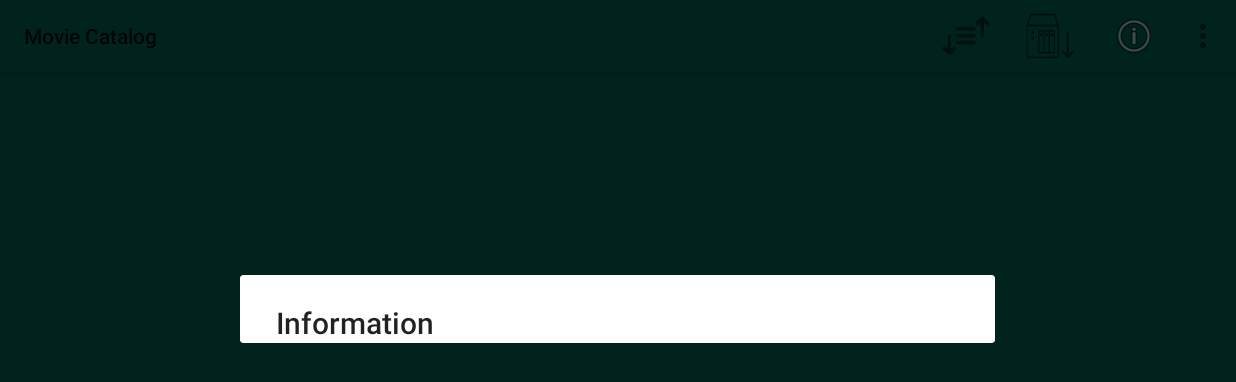
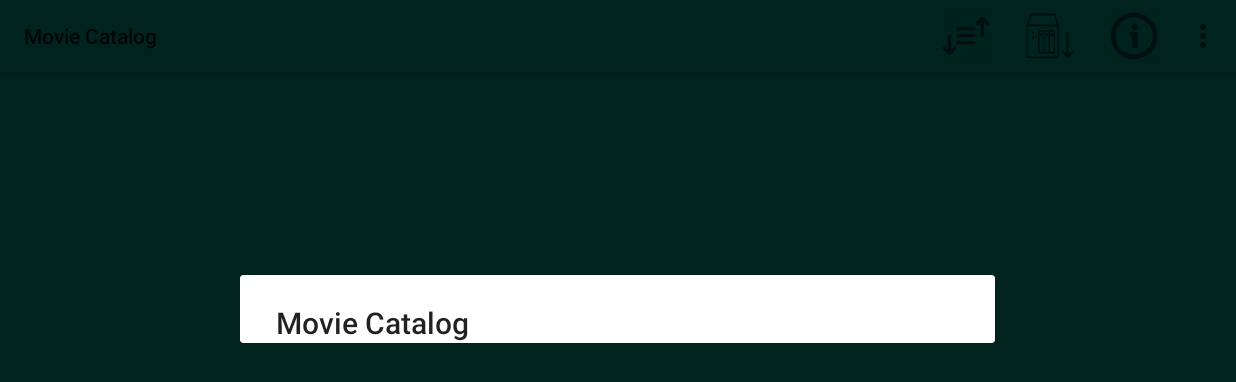
Before and after one commit to andreaiacono/MovieCatalog, an Android app: the screen it shows after launch (MainActivity), after a tap on "Info", on a phone screen of 824 x 412 dp (held sideways). Shown: the top 382 px of the screen. Run offline under Robolectric (Android 15) with nearby library versions, the phone set to English and light mode, and no system bars; 8 statements that could not run were skipped.

Commit message:
missing files from last commit

```diff
--- a/app/src/main/res/menu/menu_main.xml
+++ b/app/src/main/res/menu/menu_main.xml
@@ -30,7 +30,7 @@
 
     <item
         android:id="@+id/action_info"
-        android:icon="@android:drawable/ic_menu_info_details"
+        android:icon="@drawable/ic_info"
         android:orderInCategory="200"
         android:title="@string/action_info"
         app:showAsAction="ifRoom" />
--- a/app/src/main/res/values/strings.xml
+++ b/app/src/main/res/values/strings.xml
@@ -2,7 +2,7 @@
     <string name="app_name">Movie Catalog</string>
     <string name="action_scan">Scan</string>
     <string name="action_info">Info</string>
-    <string name="info_title">Information</string>
+    <string name="info_title">Movie Catalog</string>
     <string name="delete_info">Delete all data</string>
     <string name="debug_info">Debug info</string>
     <string name="trailer">YouTube Trailer</string>
```
